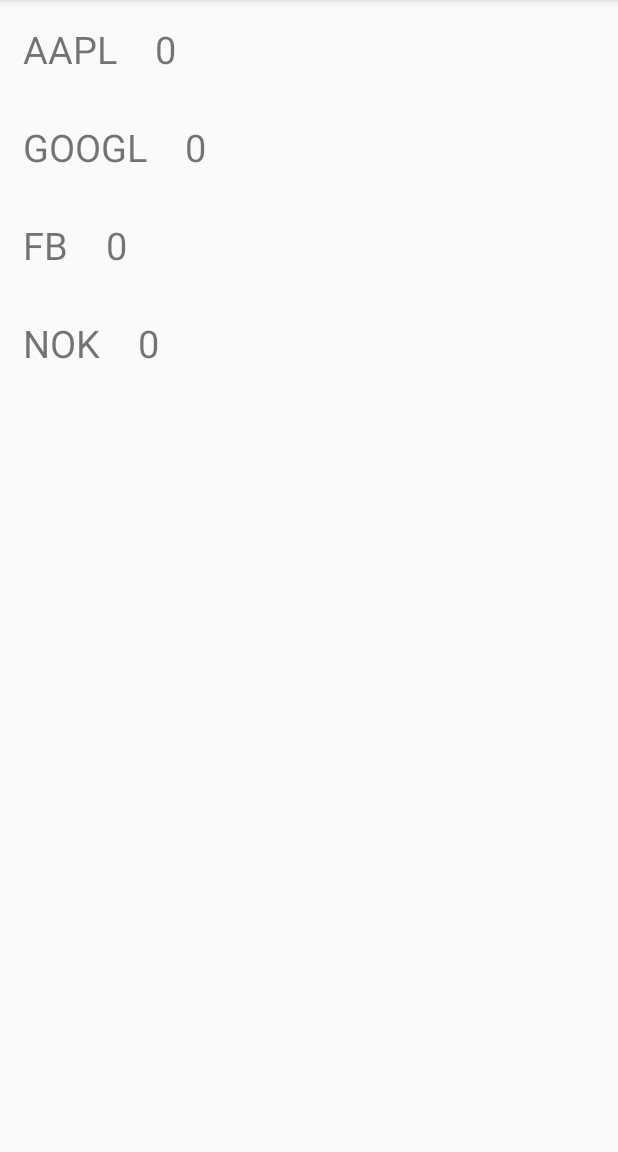
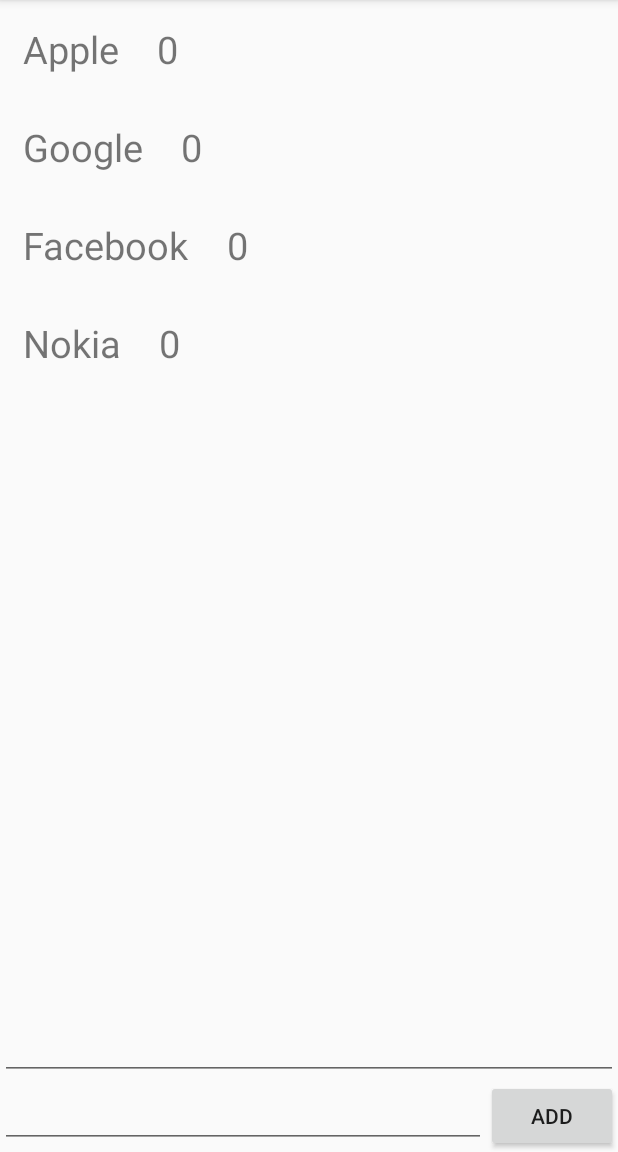
Before and after one commit to RachelPolachova/aap-oamk-lab4, an Android app: the StockMonitorV2Activity screen opened directly, with no data from a screen before it, on a phone screen of 412 x 824 dp, the part 84-1236 px from its top. Run offline under Robolectric (Android 15) with nearby library versions, the phone set to English and light mode, and no system bars; our stand-ins replace Volley; network calls fail.

Commit message:
stock monitor v2 finished

```diff
--- a/app/src/main/java/com/rachel/polachova/aaplab4/DataModel/Stock.java
+++ b/app/src/main/java/com/rachel/polachova/aaplab4/DataModel/Stock.java
@@ -3,10 +3,12 @@ package com.rachel.polachova.aaplab4.DataModel;
 public class Stock {
 	private String name;
 	private String price;
+	private String id;
 
-	public Stock(String name, String price) {
+	public Stock(String name, String id, String price) {
 		this.name = name;
 		this.price = price;
+		this.id = id;
 	}
 
 	public String getName() {
@@ -24,4 +26,12 @@ public class Stock {
 	public void setPrice(String price) {
 		this.price = price;
 	}
+
+	public String getId() {
+		return id;
+	}
+
+	public void setId(String id) {
+		this.id = id;
+	}
 }
--- a/app/src/main/java/com/rachel/polachova/aaplab4/StockMonitorV2Activity.java
+++ b/app/src/main/java/com/rachel/polachova/aaplab4/StockMonitorV2Activity.java
@@ -5,6 +5,9 @@ import android.os.Bundle;
 import android.support.v7.widget.LinearLayoutManager;
 import android.support.v7.widget.RecyclerView;
 import android.util.Log;
+import android.view.View;
+import android.widget.Button;
+import android.widget.TextView;
 import android.widget.Toast;
 
 import com.android.volley.Request;
@@ -17,19 +20,21 @@ import com.rachel.polachova.aaplab4.DataModel.Stock;
 
 import org.json.JSONException;
 import org.json.JSONObject;
+import org.w3c.dom.Text;
 
 import java.util.ArrayList;
 
 public class StockMonitorV2Activity extends AppCompatActivity {
 
 	final static String TAG = "StockMonitorActivity";
+	RequestQueue queue;
 
 	private ArrayList<Stock> stockArrayList = new ArrayList<Stock>() {
 		{
-			add(new Stock("AAPL", "0"));
-			add(new Stock("GOOGL", "0"));
-			add(new Stock("FB", "0"));
-			add(new Stock("NOK", "0"));
+			add(new Stock("Apple","AAPL", "0"));
+			add(new Stock("Google","GOOGL", "0"));
+			add(new Stock("Facebook","FB", "0"));
+			add(new Stock("Nokia","NOK", "0"));
 		}
 	};
 
@@ -40,8 +45,11 @@ public class StockMonitorV2Activity extends AppCompatActivity {
 	@Override
 	protected void onCreate(Bundle savedInstanceState) {
 		super.onCreate(savedInstanceState);
+
+
+
 		setContentView(R.layout.activity_stock_monitor_v2);
-
+		queue = Volley.newRequestQueue(this);
 		callRequests();
 		recyclerView = findViewById(R.id.stock_monitor_v2_recycler_view);
 		recyclerView.setHasFixedSize(true);
@@ -49,26 +57,43 @@ public class StockMonitorV2Activity extends AppCompatActivity {
 		recyclerView.setLayoutManager(layoutManager);
 		mAdapter = new StockMonitorAdapter(stockArrayList);
 		recyclerView.setAdapter(mAdapter);
+		setupAddButton();
+	}
 
+
+	private void setupAddButton() {
+		Button add = findViewById(R.id.add_button);
+		add.setOnClickListener(new View.OnClickListener() {
+			@Override
+			public void onClick(View v) {
+				TextView nameTv = findViewById(R.id.name_value);
+				TextView idTv = findViewById(R.id.id_value);
+
+				Stock s = new Stock(nameTv.getText().toString(), idTv.getText().toString(), "0");
+				stockArrayList.add(s);
+				queue.add(getRequest(s));
+
+				nameTv.setText("");
+				idTv.setText("");
+			}
+		});
 	}
 
 	private void callRequests() {
-		RequestQueue queue = Volley.newRequestQueue(this);
 		for (Stock stock: stockArrayList) {
 			queue.add(getRequest(stock));
 		}
 	}
 
 	private JsonObjectRequest getRequest(final Stock stock) {
-		String url = "https://financialmodelingprep.com/api/company/price/" + stock.getName() + "?datatype=json";
+		String url = "https://financialmodelingprep.com/api/company/price/" + stock.getId() + "?datatype=json";
 		JsonObjectRequest jsonObjectRequest = new JsonObjectRequest(Request.Method.GET, url, null, new Response.Listener<JSONObject>() {
 			@Override
 			public void onResponse(JSONObject response) {
 				Log.d(TAG, "onResponse: " + response.toString());
 				try {
-
 					int i = stockArrayList.indexOf(stock);
-					stockArrayList.get(i).setPrice(response.getJSONObject(stock.getName()).getString("price"));
+					stockArrayList.get(i).setPrice(response.getJSONObject(stock.getId()).getString("price"));
 					Log.d(TAG, "onResponse: " + stockArrayList.size());
 					mAdapter.notifyDataSetChanged();
 				} catch (JSONException e) {
@@ -86,4 +111,5 @@ public class StockMonitorV2Activity extends AppCompatActivity {
 		return jsonObjectRequest;
 	}
 
+
 }
--- a/app/src/main/res/layout/activity_stock_monitor_v2.xml
+++ b/app/src/main/res/layout/activity_stock_monitor_v2.xml
@@ -6,9 +6,43 @@
 	android:layout_height="match_parent"
 	tools:context=".StockMonitorV2Activity">
 
-	<android.support.v7.widget.RecyclerView
-		android:id="@+id/stock_monitor_v2_recycler_view"
+	<LinearLayout
 		android:layout_width="match_parent"
-		android:layout_height="match_parent"></android.support.v7.widget.RecyclerView>
+		android:layout_height="match_parent"
+		android:orientation="vertical"
+		>
+
+		<android.support.v7.widget.RecyclerView
+			android:id="@+id/stock_monitor_v2_recycler_view"
+			android:layout_weight="1"
+			android:layout_width="match_parent"
+			android:layout_height="match_parent"></android.support.v7.widget.RecyclerView>
+
+		<EditText
+			android:id="@+id/name_value"
+			android:layout_width="match_parent"
+			android:layout_height="wrap_content" />
+		<LinearLayout
+			android:layout_width="match_parent"
+			android:layout_height="wrap_content">
+
+			<EditText
+				android:layout_weight="1"
+				android:id="@+id/id_value"
+				android:layout_width="match_parent"
+				android:layout_height="wrap_content"
+				/>
+
+			<Button
+				android:id="@+id/add_button"
+				android:layout_width="wrap_content"
+				android:layout_height="wrap_content"
+				android:text="add"
+				/>
+
+		</LinearLayout>
+
+
+	</LinearLayout>
 
 </android.support.constraint.ConstraintLayout>
```
Also changed, not shown: app/src/main/java/com/rachel/polachova/aaplab4/MainActivity.java (+12 -0 lines), app/src/main/java/com/rachel/polachova/aaplab4/StockMonitorActivity.java (+6 -6 lines), app/src/main/res/layout/activity_main.xml (+7 -0 lines).
